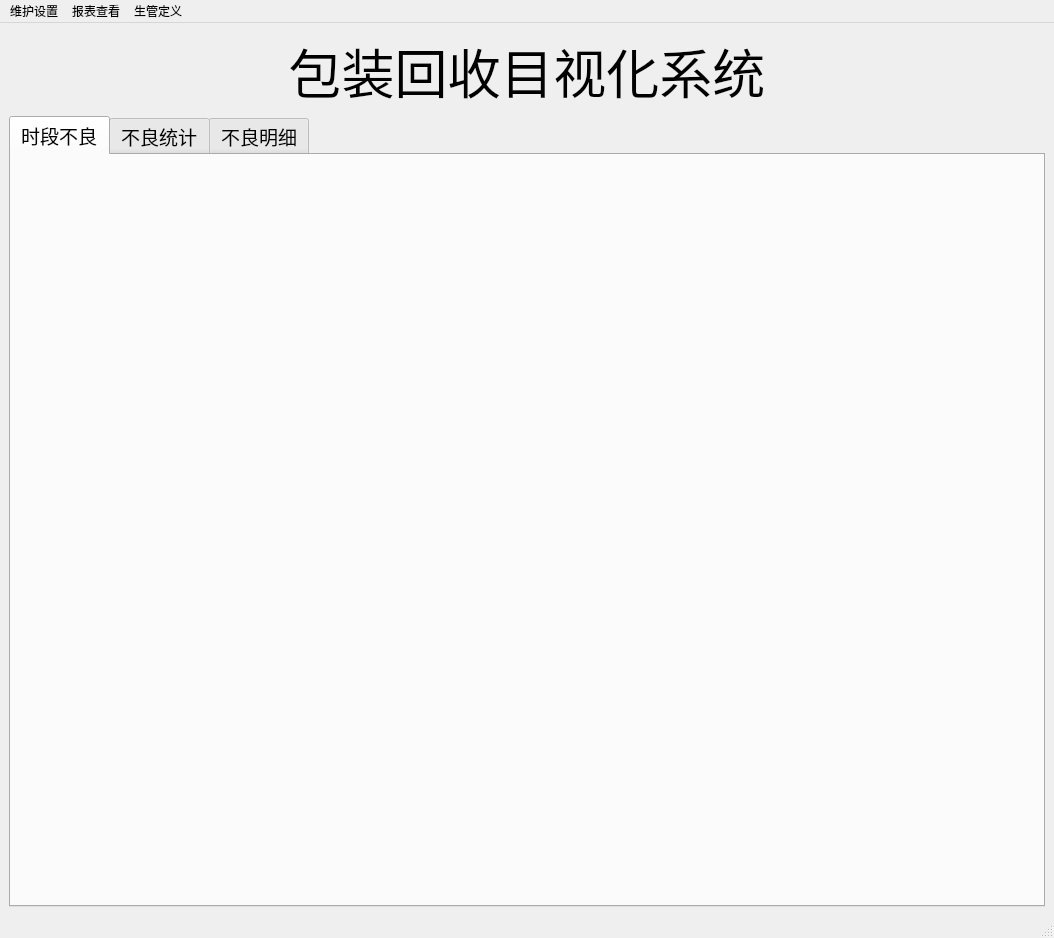
This is qt5_proj/mainForm.ui in clang2you/packing_defective as Qt 5 draws it before an edit. The edited form follows.
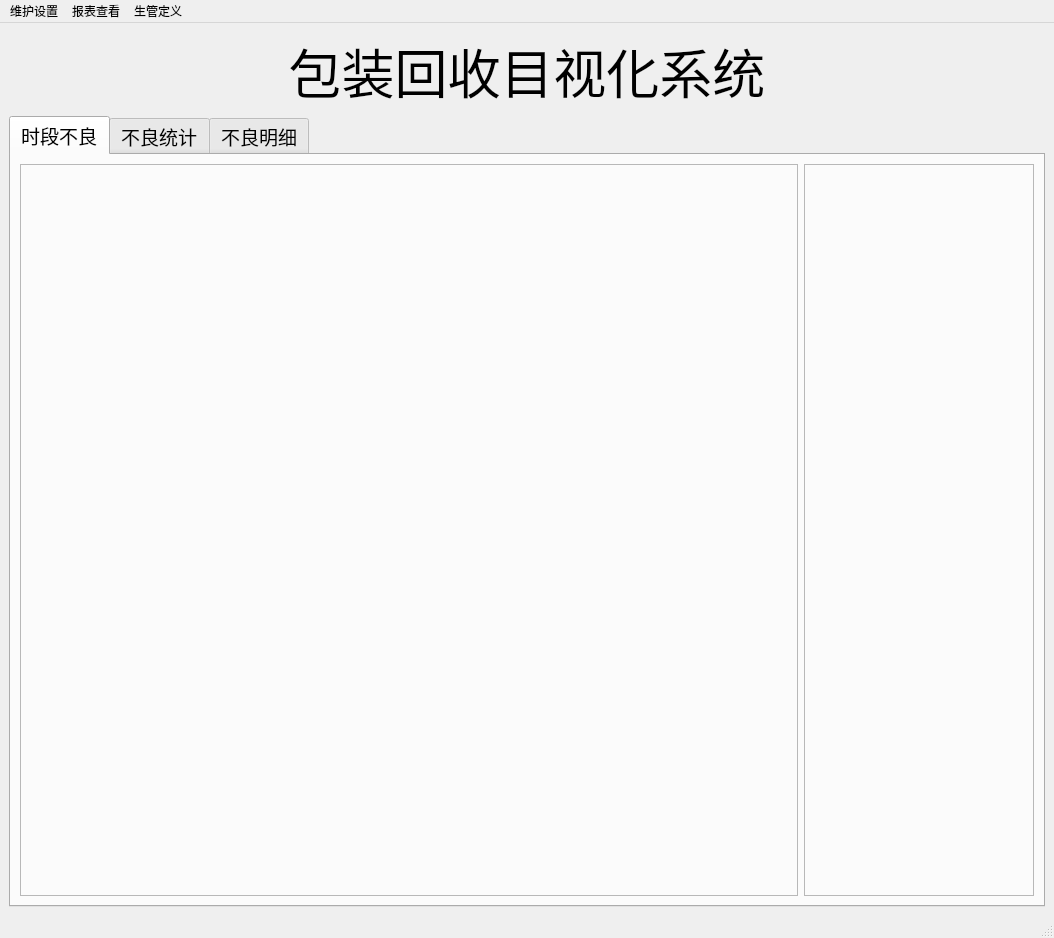
This is the edited form. The open tabs and pages were chosen to show the change.

Diff of the .ui file:
```diff
--- a/qt5_proj/mainForm.ui
+++ b/qt5_proj/mainForm.ui
@@ -48,6 +48,52 @@
        <attribute name="title">
         <string>时段不良</string>
        </attribute>
+       <layout class="QHBoxLayout" name="horizontalLayout_2">
+        <item>
+         <widget class="QFrame" name="frame_2">
+          <property name="sizePolicy">
+           <sizepolicy hsizetype="Expanding" vsizetype="Expanding">
+            <horstretch>0</horstretch>
+            <verstretch>0</verstretch>
+           </sizepolicy>
+          </property>
+          <property name="minimumSize">
+           <size>
+            <width>462</width>
+            <height>386</height>
+           </size>
+          </property>
+          <property name="frameShape">
+           <enum>QFrame::StyledPanel</enum>
+          </property>
+          <property name="frameShadow">
+           <enum>QFrame::Raised</enum>
+          </property>
+         </widget>
+        </item>
+        <item>
+         <widget class="QFrame" name="frame_3">
+          <property name="minimumSize">
+           <size>
+            <width>230</width>
+            <height>0</height>
+           </size>
+          </property>
+          <property name="maximumSize">
+           <size>
+            <width>230</width>
+            <height>16777215</height>
+           </size>
+          </property>
+          <property name="frameShape">
+           <enum>QFrame::StyledPanel</enum>
+          </property>
+          <property name="frameShadow">
+           <enum>QFrame::Raised</enum>
+          </property>
+         </widget>
+        </item>
+       </layout>
       </widget>
       <widget class="QWidget" name="tab_3">
        <attribute name="title">
```
Left out of the diff: 2 changed lines with no effect on the pictures.
